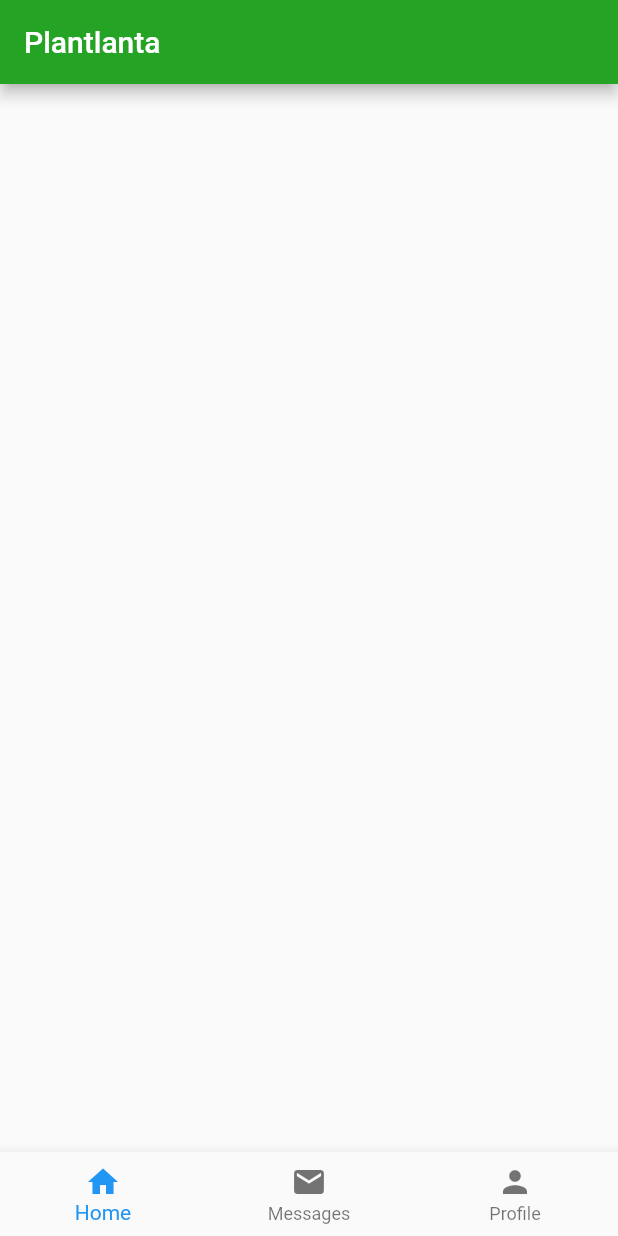
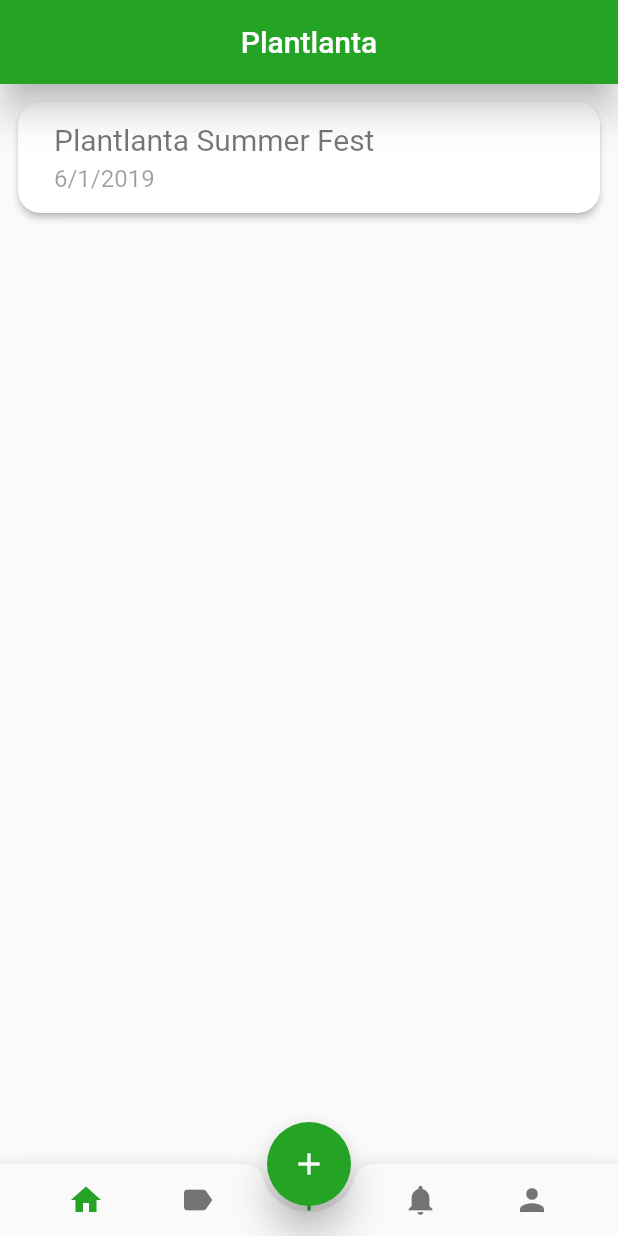
Before and after one commit to dfernandez33/Junior-Design-Plantlanta, a Flutter app: the screen it shows after launch, on a phone screen of 412 x 824 dp. Run offline on Flutter 3.47's test engine with Material 2 defaults, Android fonts, the phone set to English and light mode, and no system bars; Roboto replaces fonts that are missing (Mukta).

Commit message:
Initial iteration over home page

```diff
--- a/Flutter/lib/main.dart
+++ b/Flutter/lib/main.dart
@@ -1,6 +1,6 @@
 import 'package:flutter/material.dart';
 
-import 'package:junior_design_plantlanta/screens/home.dart';
+import 'package:junior_design_plantlanta/screens/main_screen.dart';
 
 void main() => runApp(MyApp());
 
@@ -21,6 +21,6 @@ class MyApp extends StatelessWidget {
   }
 
   Widget _handleCurrentScreen() {
-    return Home();
+    return MainScreen();
   }
 }
--- a/Flutter/lib/screens/home.dart
+++ b/Flutter/lib/screens/home.dart
@@ -1,36 +1,25 @@
 import 'package:flutter/material.dart';
 
+import 'package:junior_design_plantlanta/widgets/event_card.dart';
+
 class Home extends StatefulWidget {
+  // TODO: Remove param after final implementation.
+  int _number;
+
+  Home(this._number);
+
   @override
-  State<StatefulWidget> createState() {
-    return _HomeState();
-  }
+  _HomeState createState() => _HomeState(this._number);
 }
 
 class _HomeState extends State<Home> {
+  int _number;
+
+  _HomeState(this._number);
   @override
   Widget build(BuildContext context) {
     return Scaffold(
-      appBar: AppBar(
-        title: Text('Plantlanta'),
-      ),
-      bottomNavigationBar: BottomNavigationBar(
-        currentIndex: 0, // this will be set when a new tab is tapped
-        items: [
-          BottomNavigationBarItem(
-            icon: new Icon(Icons.home),
-            title: new Text('Home'),
-          ),
-          BottomNavigationBarItem(
-            icon: new Icon(Icons.mail),
-            title: new Text('Messages'),
-          ),
-          BottomNavigationBarItem(
-              icon: Icon(Icons.person),
-              title: Text('Profile')
-          )
-        ],
-      ),
+      body: EventCard(),
     );
   }
 }
--- /dev/null
+++ b/Flutter/lib/screens/main_screen.dart
@@ -0,0 +1,154 @@
+import 'package:flutter/material.dart';
+
+import 'package:junior_design_plantlanta/screens/home.dart';
+
+class MainScreen extends StatefulWidget {
+  @override
+  _MainScreenState createState() => _MainScreenState();
+}
+
+class _MainScreenState extends State<MainScreen> {
+  PageController _pageController;
+  int _page = 0;
+
+
+  @override
+  Widget build(BuildContext context) {
+    return Scaffold(
+      appBar: AppBar(
+        centerTitle: true,
+        elevation: 10,
+        backgroundColor: Theme.of(context).primaryColor,
+        title: Text("Plantlanta"),
+      ),
+
+      body: PageView(
+        physics: NeverScrollableScrollPhysics(),
+        controller: _pageController,
+        onPageChanged: onPageChanged,
+        children: <Widget>[
+          Home(1),
+          Home(2),
+          Home(3),
+          Home(4),
+          Home(5),
+        ],
+      ),
+
+      bottomNavigationBar: BottomAppBar(
+        child: new Row(
+          mainAxisSize: MainAxisSize.max,
+          mainAxisAlignment: MainAxisAlignment.spaceBetween,
+          children: <Widget>[
+            SizedBox(width:7),
+            IconButton(
+              icon: Icon(
+                Icons.home,
+                size: 24.0,
+              ),
+              color: _page == 0
+                  ? Theme.of(context).primaryColor
+                  : Theme
+                  .of(context)
+                  .textTheme.caption.color,
+              onPressed: () => navigationTapped(0),
+            ),
+
+            IconButton(
+              icon:Icon(
+                Icons.label,
+                size: 24.0,
+              ),
+              color: _page == 1
+                  ? Theme.of(context).primaryColor
+                  : Theme
+                  .of(context)
+                  .textTheme.caption.color,
+              onPressed: () => navigationTapped(1),
+            ),
+
+            IconButton(
+              icon: Icon(
+                Icons.add,
+                size: 24.0,
+                color: Theme.of(context).primaryColor,
+              ),
+              color: _page == 2
+                  ? Theme.of(context).primaryColor
+                  : Theme
+                  .of(context)
+                  .textTheme.caption.color,
+              onPressed: () => navigationTapped(2),
+            ),
+
+            IconButton(
+              icon: Icon(
+                Icons.notifications,
+                size: 24.0,
+              ),
+              color: _page == 3
+                  ? Theme.of(context).primaryColor
+                  : Theme
+                  .of(context)
+                  .textTheme.caption.color,
+              onPressed: () => navigationTapped(3),
+            ),
+
+            IconButton(
+              icon: Icon(
+                Icons.person,
+                size: 24.0,
+              ),
+              color: _page == 4
+                  ? Theme.of(context).primaryColor
+                  : Theme
+                  .of(context)
+                  .textTheme.caption.color,
+              onPressed: () => navigationTapped(4),
+            ),
+
+            SizedBox(width:7),
+          ],
+        ),
+        color: Theme.of(context).backgroundColor,
+        shape: CircularNotchedRectangle(),
+
+      ),
+
+      floatingActionButtonAnimator: FloatingActionButtonAnimator.scaling,
+      floatingActionButtonLocation: FloatingActionButtonLocation.centerDocked,
+      floatingActionButton: FloatingActionButton(
+        elevation: 10.0,
+        backgroundColor: Theme.of(context).primaryColor,
+        child: Icon(
+          Icons.add,
+          color: Theme.of(context).backgroundColor,
+        ),
+        onPressed: () => navigationTapped(2),
+      ),
+    );
+  }
+
+  void navigationTapped(int page) {
+    onPageChanged(page);
+    _pageController.jumpToPage(page);
+  }
+
+  @override
+  void initState() {
+    super.initState();
+    _pageController = PageController();
+  }
+
+  @override
+  void dispose() {
+    super.dispose();
+    _pageController.dispose();
+  }
+
+  void onPageChanged(int page) {
+    setState(() {
+      this._page = page;
+    });
+  }
+}
--- /dev/null
+++ b/Flutter/lib/widgets/event_card.dart
@@ -0,0 +1,149 @@
+import 'package:flutter/material.dart';
+
+//TODO: Refactor UI
+
+class EventCard extends StatefulWidget {
+  String _name;
+  String _description;
+  bool _isRecurrent;
+  String _date;
+  @override
+  _EventCardState createState() => _EventCardState();
+}
+
+class _EventCardState extends State<EventCard> {
+  bool isExpanded = false;
+
+  @override
+  Widget build(BuildContext context) {
+    return Card(
+      shape: RoundedRectangleBorder(
+          borderRadius: BorderRadius.all(Radius.circular(15.0))),
+      elevation: 2,
+      clipBehavior: Clip.antiAlias,
+      margin: EdgeInsets.all(12.0),
+      child: Padding(
+        padding: const EdgeInsets.all(8.0),
+        child: ExpansionTile(
+          onExpansionChanged: (bool expanding) => setState(() => this.isExpanded = expanding),
+          backgroundColor: Colors.white,
+          title: _buildTitle(),
+          trailing: SizedBox(),
+          children: <Widget>[_buildContent(),]
+        ),
+      ),
+    );
+  }
+
+  Widget _buildTitle() {
+    return Container(
+      child: Column(
+        children: <Widget>[
+          Row(
+            children: <Widget>[
+              Container(
+                padding: EdgeInsets.only(bottom: 5.0),
+                child: Text("Plantlanta Summer Fest",
+                        textAlign: TextAlign.start,
+                        style: TextStyle(
+                        color: isExpanded ?
+                          Theme.of(context).primaryColor : Colors.black54,
+                        fontSize: 20.0),
+
+               )
+              )
+            ],
+          ),
+          Row(
+            children: <Widget>[
+              Column(
+                  children: <Widget>[
+                    Text("6/1/2019",
+                      textAlign: TextAlign.start,
+                      style: TextStyle(
+                          color: Colors.black38,
+                          fontSize: 16.0)
+                  )]
+              )
+            ],
+          ),
+        ],
+      )
+    );
+  }
+
+  Widget _buildContent() {
+    return Container(
+      padding: const EdgeInsets.only(left: 16.0, right: 16.0),
+      child: Column(
+        children: <Widget>[
+          Row(
+            children: <Widget>[
+              Container(
+                child: Text("Location: ",
+                            style: TextStyle(
+                              color: Colors.black54,
+                              fontSize: 16.0)),
+              ),
+              Container(
+                child: Text("Piedmont Park",
+                    style: TextStyle(
+                        color: Colors.black54,
+                        fontSize: 16.0)),
+              )
+            ],
+          ),
+          Row(
+            children: <Widget>[
+              Container(
+                child: Text("Time: ",
+                    style: TextStyle(
+                        color: Colors.black54,
+                        fontSize: 16.0)),
+              ),
+              Container(
+                child: Text("10:00am - 7:00pm",
+                    style: TextStyle(
+                        color: Colors.black54,
+                        fontSize: 16.0)),
+              )
+            ],
+          ),
+          Row(
+            children: <Widget>[
+              Expanded(
+                child: Container(
+                    padding: const EdgeInsets.only(top: 4.0),
+                    child: Text("Lorem ipsum dolor sit amet, consectetur adipiscing elit. Aliquam risus tellus, euismod a interdum vel, pulvinar vitae leo. Etiam sed luctus ex, ut sodales nunc. Integer at mattis purus. Curabitur vitae nisl ultrices, eleifend metus a, auctor neque. Curabitur enim augue, commodo a turpis in, imperdiet eleifend dui.",
+                                style: TextStyle(
+                                    color: Colors.black54,
+                                    fontSize: 14.0)),
+              )),
+            ],
+          ),
+          Container(
+            padding: const EdgeInsets.only(bottom: 8.0),
+            child: SignUpButtom(),
+          )
+        ],
+      )
+    );
+  }
+
+  Widget SignUpButtom() {
+    int _state = 0;
+    Widget finalButtomUI;
+    if (_state == 0) {
+      finalButtomUI = RaisedButton(
+                        shape: RoundedRectangleBorder(
+                        borderRadius: BorderRadius.all(Radius.circular(15.0))),
+                        onPressed: () {},
+                        color: Theme.of(context).primaryColor,
+                        child: const Text('Enabled Button',
+                                          style: TextStyle(fontSize: 20,
+                                      color: Color(0xFFFAFAFA))));
+
+    }
+    return finalButtomUI;
+  }
+}
```
